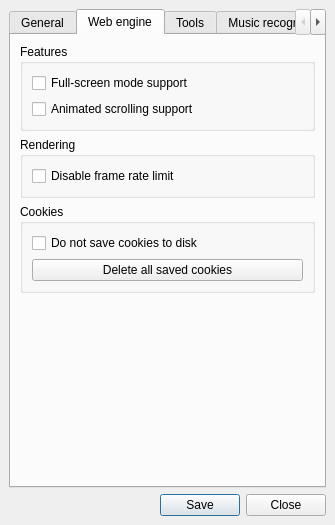
Before: the Qt Designer form core/ui/settings_dialog.ui in deeffest/YouTube-Music-Desktop-Player, drawn with Qt 5.
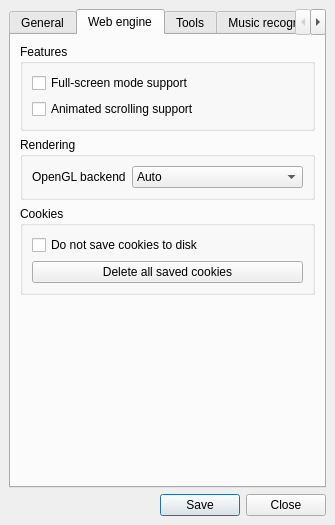
After: the same form once the commit is applied. The open tabs and pages were chosen to show the change.

```diff
--- a/core/ui/settings_dialog.ui
+++ b/core/ui/settings_dialog.ui
@@ -275,14 +275,53 @@
             </property>
             <layout class="QVBoxLayout" name="verticalLayout_6">
              <item>
-              <widget class="QCheckBox" name="checkBox_12">
-               <property name="toolTip">
-                <string>This setting removes the 60 FPS limit, but may consume more CPU resources.</string>
-               </property>
-               <property name="text">
-                <string>Disable frame rate limit</string>
-               </property>
-              </widget>
+              <layout class="QHBoxLayout" name="horizontalLayout">
+               <item>
+                <widget class="QLabel" name="label_2">
+                 <property name="text">
+                  <string>OpenGL backend</string>
+                 </property>
+                </widget>
+               </item>
+               <item>
+                <widget class="QComboBox" name="comboBox">
+                 <property name="sizePolicy">
+                  <sizepolicy hsizetype="MinimumExpanding" vsizetype="Fixed">
+                   <horstretch>0</horstretch>
+                   <verstretch>0</verstretch>
+                  </sizepolicy>
+                 </property>
+                 <property name="toolTip">
+                  <string>ANGLE is recommended if you have a working graphics card.
+
+• Auto: Automatic selection based on system.
+• Desktop: Native OpenGL implementation.
+• ANGLE: OpenGL over Direct3D.
+• Software: Software-based rendering.</string>
+                 </property>
+                 <item>
+                  <property name="text">
+                   <string>Auto</string>
+                  </property>
+                 </item>
+                 <item>
+                  <property name="text">
+                   <string>Desktop</string>
+                  </property>
+                 </item>
+                 <item>
+                  <property name="text">
+                   <string>ANGLE</string>
+                  </property>
+                 </item>
+                 <item>
+                  <property name="text">
+                   <string>Software</string>
+                  </property>
+                 </item>
+                </widget>
+               </item>
+              </layout>
              </item>
             </layout>
            </widget>
```
